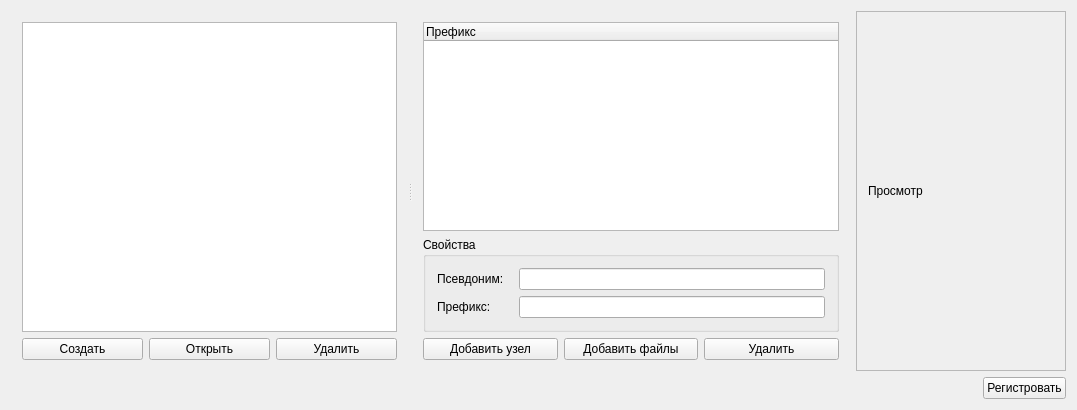
Old version of the form resourceeditor.ui in the repository kissofblood/September.
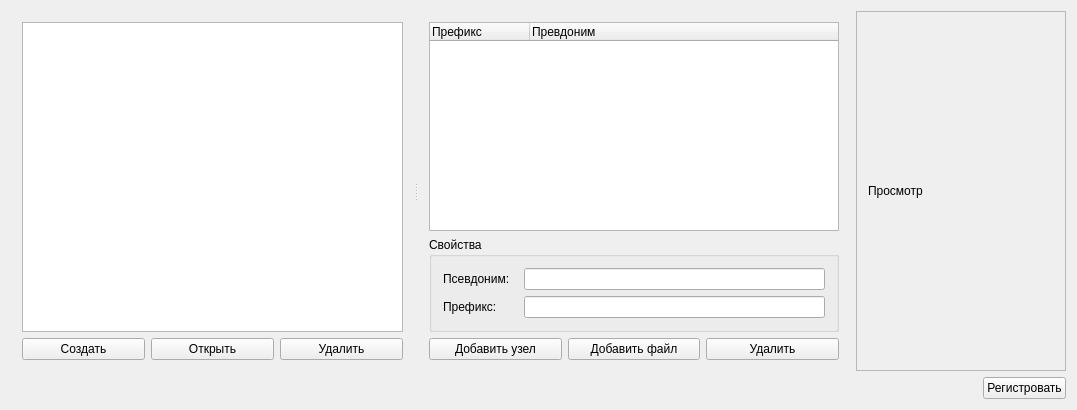
New version of the form.

Commit message: В ResourceEditor добавил запись алиасов.

Patch:
```diff
--- a/resourceeditor.ui
+++ b/resourceeditor.ui
@@ -53,7 +53,7 @@
          </item>
         </layout>
        </widget>
-       <widget class="QWidget" name="">
+       <widget class="QWidget" name="layoutWidget">
         <layout class="QVBoxLayout" name="verticalLayout_2">
          <item>
           <widget class="QTreeWidget" name="treeWgt">
@@ -62,6 +62,11 @@
              <string notr="true">Префикс</string>
             </property>
            </column>
+           <column>
+            <property name="text">
+             <string>Превдоним</string>
+            </property>
+           </column>
           </widget>
          </item>
          <item>
@@ -113,7 +118,7 @@
            <item>
             <widget class="QPushButton" name="btnAddImgItem">
              <property name="text">
-              <string>Добавить файлы</string>
+              <string>Добавить файл</string>
              </property>
             </widget>
            </item>
```
The commit also changes 2 other files.
